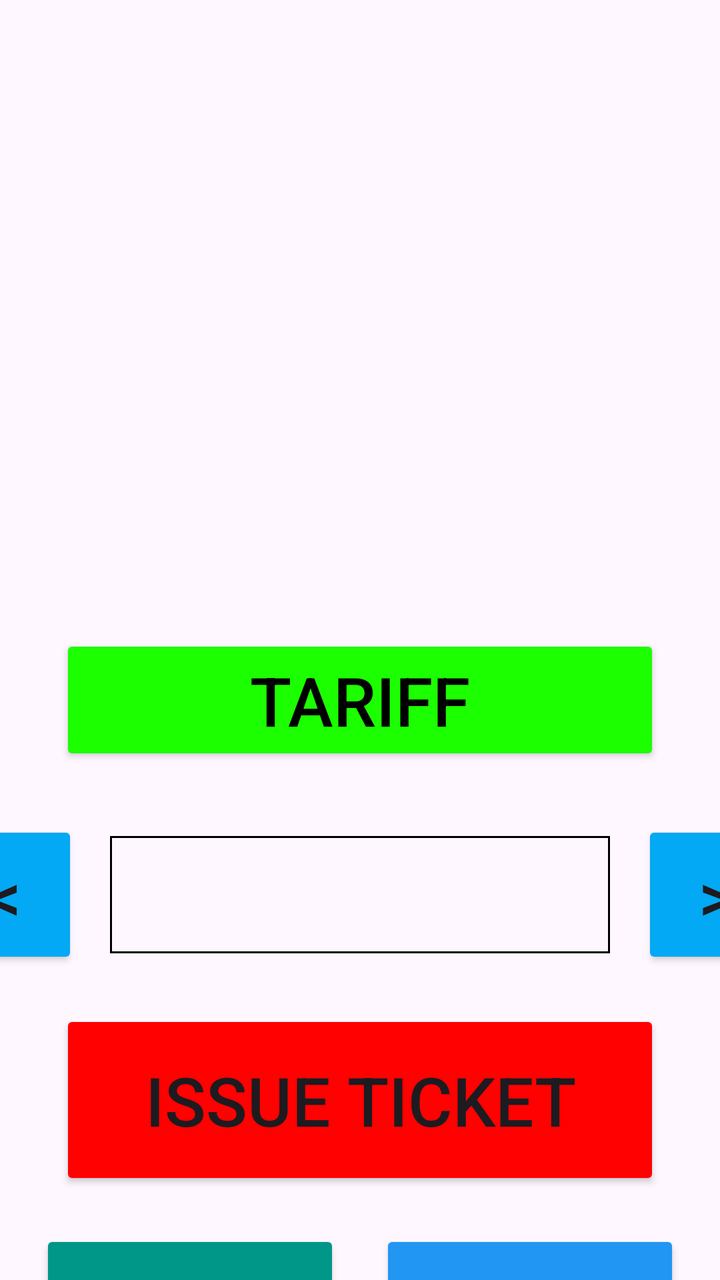
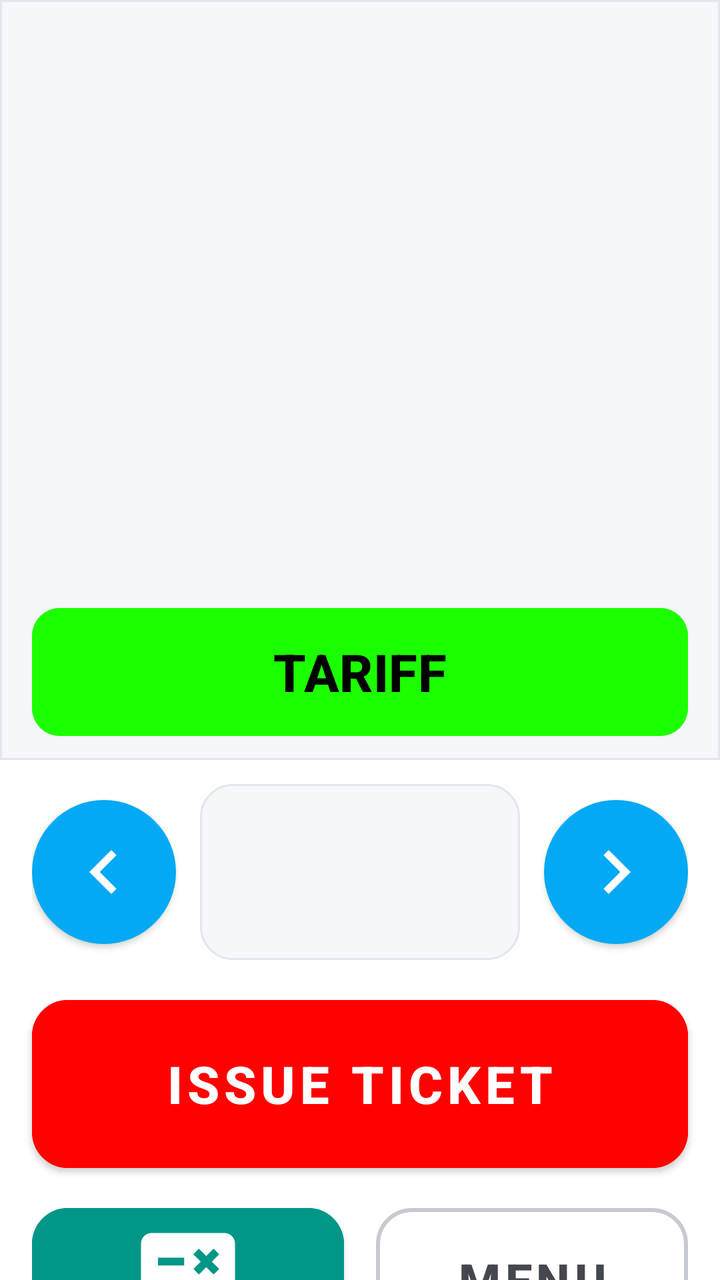

The first picture is an Android layout as it rendered before a commit; the second is the same layout after the commit. The layout source and the unified diff follow.
<!-- AndroidManifest.xml: application theme Theme.BusTicketPOS -->
<!-- res/layout/fragment_adult_ticket.xml -->
<?xml version="1.0" encoding="utf-8"?>
<LinearLayout xmlns:android="http://schemas.android.com/apk/res/android"
    xmlns:app="http://schemas.android.com/apk/res-auto"
    android:layout_width="match_parent"
    android:layout_height="match_parent"
    android:orientation="vertical" >

    <LinearLayout
        android:layout_width="match_parent"
        android:layout_height="300dp"
        android:orientation="vertical">

        <LinearLayout
            android:id="@+id/fare_row1"
            android:layout_width="match_parent"
            android:layout_height="100dp"
            android:gravity="center"
            android:orientation="horizontal"
            android:paddingTop="20dp">

        </LinearLayout>

        <LinearLayout
            android:id="@+id/fare_row2"
            android:layout_width="match_parent"
            android:layout_height="100dp"
            android:gravity="center"
            android:orientation="horizontal"
            android:paddingTop="10dp">

        </LinearLayout>

        <LinearLayout
            android:id="@+id/fare_row3"
            android:layout_width="match_parent"
            android:layout_height="100dp"
            android:gravity="center"
            android:orientation="horizontal"
            android:paddingTop="10dp">

        </LinearLayout>

    </LinearLayout>

    <LinearLayout
        android:layout_width="match_parent"
        android:layout_height="80dp"
        android:layout_marginTop="10dp"
        android:gravity="center_horizontal|center_vertical"
        android:orientation="vertical">

        <Button
            android:id="@+id/btn_see_tariffs"
            android:layout_width="match_parent"
            android:layout_height="wrap_content"
            android:layout_marginLeft="30dp"
            android:layout_marginRight="30dp"
            android:backgroundTint="#1bff00"
            android:text="@string/tariff"
            android:textColor="#000000"
            android:textSize="34sp"
            app:cornerRadius="0dp" />
    </LinearLayout>

    <LinearLayout
        android:id="@+id/stage_selector"
        android:layout_width="match_parent"
        android:layout_height="115dp"
        android:gravity="center"
        android:orientation="horizontal">

        <Button
            android:id="@+id/button_left"
            android:layout_width="74dp"
            android:layout_height="74dp"
            android:backgroundTint="#03A9F4"
            android:paddingLeft="0dp"
            android:paddingTop="0dp"
            android:paddingRight="0dp"
            android:paddingBottom="0dp"
            android:text="@string/left"
            android:textSize="34sp"
            app:cornerRadius="0dp"
            app:layout_constraintStart_toStartOf="parent"
            app:layout_constraintTop_toTopOf="parent" />

        <TextView
            android:id="@+id/view_stage"
            android:layout_width="250dp"
            android:layout_height="wrap_content"
            android:layout_marginHorizontal="16dp"
            android:background="@drawable/textview_border"
            android:ellipsize="end"
            android:gravity="center"
            android:singleLine="true"
            android:textColor="#000000"
            android:textSize="38sp"
            app:layout_constraintEnd_toStartOf="@id/button_right"
            app:layout_constraintStart_toEndOf="@id/button_left"
            app:layout_constraintTop_toTopOf="parent" />

        <Button
            android:id="@+id/button_right"
            android:layout_width="74dp"
            android:layout_height="74dp"
            android:backgroundTint="#03A9F4"
            android:paddingLeft="0dp"
            android:paddingTop="0dp"
            android:paddingRight="0dp"
            android:paddingBottom="0dp"
            android:text="@string/right"
            android:textSize="34sp"
            app:cornerRadius="0dp"
            app:layout_constraintEnd_toEndOf="parent"
            app:layout_constraintTop_toTopOf="parent" />


    </LinearLayout>

    <LinearLayout
        android:layout_width="match_parent"
        android:layout_height="wrap_content"
        android:gravity="center_vertical"
        android:orientation="vertical">

        <Button
            android:id="@+id/btn_print"
            android:layout_width="match_parent"
            android:layout_height="90dp"
            android:layout_marginLeft="30dp"
            android:layout_marginRight="30dp"
            android:layout_marginBottom="20dp"
            android:backgroundTint="#FF0101"
            android:text="@string/issue_ticket"
            android:textSize="34sp"
            app:cornerRadius="0dp" />

        <LinearLayout
            android:layout_width="match_parent"
            android:layout_height="wrap_content"
            android:orientation="horizontal"
            android:paddingLeft="20dp"
            android:paddingRight="20dp">

            <Button
                android:id="@+id/btn_calculator"
                android:layout_width="0dp"
                android:layout_height="80dp"
                android:layout_marginRight="10dp"
                android:layout_weight="1"
                android:backgroundTint="#009688"
                android:contentDescription="Calculator"
                android:text=""
                android:textSize="38sp"
                app:cornerRadius="0dp"
                app:icon="@drawable/calculator_icon_foreground"
                app:iconGravity="textStart"
                app:iconPadding="0dp"
                app:iconSize="120sp" />

            <Button
                android:id="@+id/btn_menu"
                android:layout_width="0dp"
                android:layout_height="80dp"
                android:layout_marginLeft="10dp"
                android:layout_weight="1"
                android:backgroundTint="#2196F3"
                android:text="@string/str_menu"
                android:textSize="38sp"
                app:cornerRadius="0dp"
                app:iconPadding="0dp" />

        </LinearLayout>

    </LinearLayout>

    <LinearLayout
        android:layout_width="match_parent"
        android:layout_height="50dp"
        android:layout_marginTop="15dp"
        android:orientation="horizontal">

        <TextView
            android:id="@+id/total_amount"
            android:layout_width="0dp"
            android:layout_height="match_parent"
            android:layout_weight="1"
            android:text="@string/hidden_amount"
            android:textAlignment="center"
            android:textColor="#000000"
            android:textSize="35sp"
            android:textStyle="bold" />

        <ImageButton
            android:id="@+id/btn_view_amount"
            android:layout_width="100dp"
            android:layout_height="match_parent"
            android:backgroundTint="#00FFFFFF"
            android:contentDescription="@string/amount_visibility"
            android:padding="0dp"
            android:paddingHorizontal="0dp"
            android:paddingVertical="0dp"
            android:paddingStart="0dp"
            android:paddingLeft="0dp"
            android:paddingTop="0dp"
            android:paddingEnd="0dp"
            android:paddingRight="0dp"
            android:paddingBottom="0dp"
            android:scaleType="fitCenter"
            app:srcCompat="@drawable/baseline_remove_red_eye_24_black" />

    </LinearLayout>

</LinearLayout>
<!-- resources referenced by this layout -->
<resources>
  <!-- drawable textview_border (drawable) -->
  <?xml version="1.0" encoding="utf-8"?>
  <shape xmlns:android="http://schemas.android.com/apk/res/android"
      android:shape="rectangle">
  
      
      <solid android:color="@android:color/transparent" />
  
      
      <stroke
          android:width="1dp"
          android:color="@android:color/black" />
  
      
      <padding
          android:left="4dp"
          android:top="4dp"
          android:right="4dp"
          android:bottom="4dp" />
  </shape>
  <string name="left">&lt;</string>
  <string name="right">&gt;</string>
  <string name="str_menu">Menu</string>
  <!-- unchanged entries left out for length: 13 -->
</resources>

<!-- the commit's change to res/layout/fragment_adult_ticket.xml (unified diff, before → after) -->
@@ -3,12 +3,19 @@
     xmlns:app="http://schemas.android.com/apk/res-auto"
     android:layout_width="match_parent"
     android:layout_height="match_parent"
-    android:orientation="vertical" >
+    android:background="@color/ui_surface"
+    android:orientation="vertical">
 
+    
     <LinearLayout
         android:layout_width="match_parent"
-        android:layout_height="300dp"
-        android:orientation="vertical">
+        android:layout_height="wrap_content"
+        android:layout_marginStart="0dp"
+        android:layout_marginTop="0dp"
+        android:layout_marginEnd="0dp"
+        android:background="@drawable/bg_fare_panel_adult"
+        android:orientation="vertical"
+        android:paddingBottom="12dp">
 
         <LinearLayout
             android:id="@+id/fare_row1"
@@ -16,9 +23,7 @@
             android:layout_height="100dp"
             android:gravity="center"
             android:orientation="horizontal"
-            android:paddingTop="20dp">
-
-        </LinearLayout>
+            android:paddingTop="12dp" />
 
         <LinearLayout
             android:id="@+id/fare_row2"
@@ -26,9 +31,7 @@
             android:layout_height="100dp"
             android:gravity="center"
             android:orientation="horizontal"
-            android:paddingTop="10dp">
-
-        </LinearLayout>
+            android:paddingTop="10dp" />
 
         <LinearLayout
             android:id="@+id/fare_row3"
@@ -36,179 +39,137 @@
             android:layout_height="100dp"
             android:gravity="center"
             android:orientation="horizontal"
-            android:paddingTop="10dp">
+            android:paddingTop="10dp" />
 
-        </LinearLayout>
-
+        <com.google.android.material.button.MaterialButton
+            android:id="@+id/btn_see_tariffs"
+            android:layout_width="match_parent"
+            android:layout_height="64dp"
+            android:layout_marginStart="16dp"
+            android:layout_marginTop="4dp"
+            android:layout_marginEnd="16dp"
+            android:backgroundTint="#1bff00"
+            android:insetTop="0dp"
+            android:insetBottom="0dp"
+            android:text="@string/tariff"
+            android:textColor="#000000"
+            android:textSize="@dimen/ui_text_tile"
+            android:textStyle="bold"
+            app:cornerRadius="14dp" />
     </LinearLayout>
 
-    <LinearLayout
-        android:layout_width="match_parent"
-        android:layout_height="80dp"
-        android:layout_marginTop="10dp"
-        android:gravity="center_horizontal|center_vertical"
-        android:orientation="vertical">
-
-        <Button
-            android:id="@+id/btn_see_tariffs"
-            android:layout_width="match_parent"
-            android:layout_height="wrap_content"
-            android:layout_marginLeft="30dp"
-            android:layout_marginRight="30dp"
-            android:backgroundTint="#1bff00"
-            android:text="@string/tariff"
-            android:textColor="#000000"
-            android:textSize="34sp"
-            app:cornerRadius="0dp" />
-    </LinearLayout>
-
+    
     <LinearLayout
         android:id="@+id/stage_selector"
         android:layout_width="match_parent"
-        android:layout_height="115dp"
-        android:gravity="center"
-        android:orientation="horizontal">
+        android:layout_height="wrap_content"
+        android:layout_marginTop="12dp"
+        android:gravity="center_vertical"
+        android:orientation="horizontal"
+        android:paddingStart="16dp"
+        android:paddingEnd="16dp">
 
-        <Button
+        <com.google.android.material.button.MaterialButton
             android:id="@+id/button_left"
-            android:layout_width="74dp"
-            android:layout_height="74dp"
-            android:backgroundTint="#03A9F4"
-            android:paddingLeft="0dp"
-            android:paddingTop="0dp"
-            android:paddingRight="0dp"
-            android:paddingBottom="0dp"
-            android:text="@string/left"
-            android:textSize="34sp"
-            app:cornerRadius="0dp"
-            app:layout_constraintStart_toStartOf="parent"
-            app:layout_constraintTop_toTopOf="parent" />
+            style="@style/FlowArrowButton"
+            android:contentDescription="Previous stage"
+            app:icon="@drawable/ic_chevron_left_24" />
 
         <TextView
             android:id="@+id/view_stage"
-            android:layout_width="250dp"
-            android:layout_height="wrap_content"
-            android:layout_marginHorizontal="16dp"
-            android:background="@drawable/textview_border"
-            android:ellipsize="end"
-            android:gravity="center"
-            android:singleLine="true"
-            android:textColor="#000000"
-            android:textSize="38sp"
-            app:layout_constraintEnd_toStartOf="@id/button_right"
-            app:layout_constraintStart_toEndOf="@id/button_left"
-            app:layout_constraintTop_toTopOf="parent" />
+            style="@style/FlowValueBox" />
 
-        <Button
+        <com.google.android.material.button.MaterialButton
             android:id="@+id/button_right"
-            android:layout_width="74dp"
-            android:layout_height="74dp"
-            android:backgroundTint="#03A9F4"
-            android:paddingLeft="0dp"
-            android:paddingTop="0dp"
-            android:paddingRight="0dp"
-            android:paddingBottom="0dp"
-            android:text="@string/right"
-            android:textSize="34sp"
-            app:cornerRadius="0dp"
-            app:layout_constraintEnd_toEndOf="parent"
-            app:layout_constraintTop_toTopOf="parent" />
+            style="@style/FlowArrowButton"
+            android:contentDescription="Next stage"
+            app:icon="@drawable/ic_chevron_right_24" />
+    </LinearLayout>
 
-
-    </LinearLayout>
+    <com.google.android.material.button.MaterialButton
+        android:id="@+id/btn_print"
+        style="@style/FlowPrimaryButton"
+        android:layout_height="84dp"
+        android:layout_marginStart="16dp"
+        android:layout_marginTop="20dp"
+        android:layout_marginEnd="16dp"
+        android:backgroundTint="#FF0101"
+        android:text="@string/issue_ticket"
+        android:textSize="@dimen/ui_text_tile" />
 
     <LinearLayout
         android:layout_width="match_parent"
         android:layout_height="wrap_content"
-        android:gravity="center_vertical"
-        android:orientation="vertical">
+        android:layout_marginTop="20dp"
+        android:orientation="horizontal"
+        android:paddingStart="16dp"
+        android:paddingEnd="16dp">
 
-        <Button
-            android:id="@+id/btn_print"
-            android:layout_width="match_parent"
-            android:layout_height="90dp"
-            android:layout_marginLeft="30dp"
-            android:layout_marginRight="30dp"
-            android:layout_marginBottom="20dp"
-            android:backgroundTint="#FF0101"
-            android:text="@string/issue_ticket"
-            android:textSize="34sp"
-            app:cornerRadius="0dp" />
+        <com.google.android.material.button.MaterialButton
+            android:id="@+id/btn_calculator"
+            style="@style/FlowPrimaryButton"
+            android:layout_width="0dp"
+            android:layout_height="72dp"
+            android:layout_marginEnd="8dp"
+            android:layout_weight="1"
+            android:backgroundTint="#009688"
+            android:contentDescription="Calculator"
+            android:text=""
+            app:icon="@drawable/calculator_icon_foreground"
+            app:iconGravity="textStart"
+            app:iconPadding="0dp"
+            app:iconSize="108dp" />
 
-        <LinearLayout
-            android:layout_width="match_parent"
-            android:layout_height="wrap_content"
-            android:orientation="horizontal"
-            android:paddingLeft="20dp"
-            android:paddingRight="20dp">
-
-            <Button
-                android:id="@+id/btn_calculator"
-                android:layout_width="0dp"
-                android:layout_height="80dp"
-                android:layout_marginRight="10dp"
-                android:layout_weight="1"
-                android:backgroundTint="#009688"
-                android:contentDescription="Calculator"
-                android:text=""
-                android:textSize="38sp"
-                app:cornerRadius="0dp"
-                app:icon="@drawable/calculator_icon_foreground"
-                app:iconGravity="textStart"
-                app:iconPadding="0dp"
-                app:iconSize="120sp" />
-
-            <Button
-                android:id="@+id/btn_menu"
-                android:layout_width="0dp"
-                android:layout_height="80dp"
-                android:layout_marginLeft="10dp"
-                android:layout_weight="1"
-                android:backgroundTint="#2196F3"
-                android:text="@string/str_menu"
-                android:textSize="38sp"
-                app:cornerRadius="0dp"
-                app:iconPadding="0dp" />
-
-        </LinearLayout>
-
+        <com.google.android.material.button.MaterialButton
+            android:id="@+id/btn_menu"
+            style="@style/FlowSecondaryButton"
+            android:layout_width="0dp"
+            android:layout_height="72dp"
+            android:layout_marginStart="8dp"
+            android:layout_weight="1"
+            android:text="MENU" />
     </LinearLayout>
 
+    
     <LinearLayout
         android:layout_width="match_parent"
-        android:layout_height="50dp"
-        android:layout_marginTop="15dp"
-        android:orientation="horizontal">
+        android:layout_height="60dp"
+        android:layout_marginStart="16dp"
+        android:layout_marginTop="16dp"
+        android:layout_marginEnd="16dp"
+        android:background="@drawable/bg_status_card"
+        android:gravity="center_vertical"
+        android:orientation="horizontal"
+        android:paddingStart="16dp"
+        android:paddingEnd="4dp">
+
+        <TextView
+            android:layout_width="wrap_content"
+            android:layout_height="wrap_content"
+            android:text="Shift total"
+            android:textColor="@color/ui_text_secondary"
+            android:textSize="@dimen/ui_text_subtitle" />
 
         <TextView
             android:id="@+id/total_amount"
             android:layout_width="0dp"
-            android:layout_height="match_parent"
+            android:layout_height="wrap_content"
             android:layout_weight="1"
+            android:gravity="center"
             android:text="@string/hidden_amount"
-            android:textAlignment="center"
-            android:textColor="#000000"
-            android:textSize="35sp"
+            android:textColor="@color/ui_text_primary"
+            android:textSize="@dimen/ui_text_tile"
             android:textStyle="bold" />
 
         <ImageButton
             android:id="@+id/btn_view_amount"
-            android:layout_width="100dp"
+            android:layout_width="64dp"
             android:layout_height="match_parent"
-            android:backgroundTint="#00FFFFFF"
+            android:background="@android:color/transparent"
             android:contentDescription="@string/amount_visibility"
-            android:padding="0dp"
-            android:paddingHorizontal="0dp"
-            android:paddingVertical="0dp"
-            android:paddingStart="0dp"
-            android:paddingLeft="0dp"
-            android:paddingTop="0dp"
-            android:paddingEnd="0dp"
-            android:paddingRight="0dp"
-            android:paddingBottom="0dp"
+            android:padding="12dp"
             android:scaleType="fitCenter"
             app:srcCompat="@drawable/baseline_remove_red_eye_24_black" />
-
     </LinearLayout>
 
 </LinearLayout>
<!-- resource entries referenced after the edit -->
@@ -1,28 +1,114 @@
 <!-- resources referenced by this layout -->
 <resources>
-  <!-- drawable textview_border (drawable) -->
+  <color name="ui_surface">#FFFFFF</color>
+  <color name="ui_text_primary">#1A1C1E</color>
+  <color name="ui_text_secondary">#6B6F76</color>
+  <dimen name="ui_text_subtitle">16sp</dimen>
+  <dimen name="ui_text_tile">26sp</dimen>
+  <!-- drawable bg_fare_panel_adult (drawable) -->
   <?xml version="1.0" encoding="utf-8"?>
   <shape xmlns:android="http://schemas.android.com/apk/res/android"
       android:shape="rectangle">
-  
-      
-      <solid android:color="@android:color/transparent" />
-  
-      
+      <solid android:color="@color/ui_surface_muted" />
       <stroke
           android:width="1dp"
-          android:color="@android:color/black" />
-  
-      
-      <padding
-          android:left="4dp"
-          android:top="4dp"
-          android:right="4dp"
-          android:bottom="4dp" />
+          android:color="@color/ui_border" />
+      />
   </shape>
-  <string name="left">&lt;</string>
-  <string name="right">&gt;</string>
-  <string name="str_menu">Menu</string>
+  <!-- drawable bg_status_card (drawable) -->
+  <?xml version="1.0" encoding="utf-8"?>
+  <shape xmlns:android="http://schemas.android.com/apk/res/android"
+      android:shape="rectangle">
+      <solid android:color="#F5F7FA" />
+      <stroke
+          android:width="1dp"
+          android:color="#E3E5EA" />
+      <corners android:radius="16dp" />
+  </shape>
+  <!-- drawable ic_chevron_left_24 (drawable) -->
+  <vector xmlns:android="http://schemas.android.com/apk/res/android"
+      android:width="24dp"
+      android:height="24dp"
+      android:tint="?attr/colorControlNormal"
+      android:viewportWidth="24"
+      android:viewportHeight="24">
+      <path
+          android:fillColor="@android:color/white"
+          android:pathData="M15.41,7.41L14,6l-6,6 6,6 1.41,-1.41L10.83,12z" />
+  </vector>
+  <!-- drawable ic_chevron_right_24 (drawable) -->
+  <vector xmlns:android="http://schemas.android.com/apk/res/android"
+      android:width="24dp"
+      android:height="24dp"
+      android:tint="?attr/colorControlNormal"
+      android:viewportWidth="24"
+      android:viewportHeight="24">
+      <path
+          android:fillColor="@android:color/white"
+          android:pathData="M10,6L8.59,7.41 13.17,12l-4.58,4.59L10,18l6,-6z" />
+  </vector>
+  <style name="FlowArrowButton" parent="Widget.MaterialComponents.Button">
+          <item name="android:layout_width">72dp</item>
+          <item name="android:layout_height">72dp</item>
+          <item name="android:insetTop">0dp</item>
+          <item name="android:insetBottom">0dp</item>
+          <item name="android:padding">0dp</item>
+          <item name="android:minWidth">0dp</item>
+          <item name="backgroundTint">@color/flow_arrow_tint</item>
+          <item name="cornerRadius">36dp</item>
+          <item name="iconSize">44dp</item>
+          <item name="iconPadding">0dp</item>
+          <item name="iconGravity">textStart</item>
+          <item name="iconTint">#FFFFFF</item>
+      </style>
+  <style name="FlowPrimaryButton" parent="Widget.MaterialComponents.Button">
+          <item name="android:layout_width">match_parent</item>
+          <item name="android:layout_height">@dimen/ui_button_height</item>
+          <item name="android:insetTop">0dp</item>
+          <item name="android:insetBottom">0dp</item>
+          <item name="android:textAllCaps">false</item>
+          <item name="android:textColor">@color/ui_surface</item>
+          <item name="android:textSize">@dimen/ui_text_button</item>
+          <item name="android:textStyle">bold</item>
+          <item name="android:elevation">3dp</item>
+          <item name="cornerRadius">@dimen/ui_corner</item>
+      </style>
+  <style name="FlowSecondaryButton" parent="Widget.MaterialComponents.Button.OutlinedButton">
+          <item name="android:layout_width">match_parent</item>
+          <item name="android:layout_height">@dimen/ui_button_height</item>
+          <item name="android:insetTop">0dp</item>
+          <item name="android:insetBottom">0dp</item>
+          <item name="android:textAllCaps">false</item>
+          <item name="android:textColor">@color/ui_text_body</item>
+          <item name="android:textSize">@dimen/ui_text_button</item>
+          <item name="android:textStyle">bold</item>
+          <item name="strokeColor">@color/ui_border_strong</item>
+          <item name="strokeWidth">2dp</item>
+          <item name="cornerRadius">@dimen/ui_corner</item>
+      </style>
+  <style name="FlowValueBox">
+          <item name="android:layout_width">0dp</item>
+          <item name="android:layout_height">88dp</item>
+          <item name="android:layout_weight">1</item>
+          <item name="android:layout_marginStart">12dp</item>
+          <item name="android:layout_marginEnd">12dp</item>
+          <item name="android:background">@drawable/bg_status_card</item>
+          <item name="android:ellipsize">end</item>
+          <item name="android:gravity">center</item>
+          <item name="android:paddingStart">8dp</item>
+          <item name="android:paddingEnd">8dp</item>
+          <item name="android:singleLine">true</item>
+          <item name="android:textColor">#1A1C1E</item>
+          <item name="android:textSize">32sp</item>
+          <item name="android:textStyle">bold</item>
+      </style>
+  <color name="ui_surface_muted">#F5F7FA</color>
+  <color name="ui_border">#E3E5EA</color>
+  <dimen name="ui_button_height">76dp</dimen>
+  <dimen name="ui_text_button">24sp</dimen>
+  <dimen name="ui_corner">18dp</dimen>
+  <color name="ui_text_body">#44474E</color>
+  <color name="ui_border_strong">#C7CAD1</color>
   <!-- unchanged entries left out for length: 13 -->
 </resources>
 
